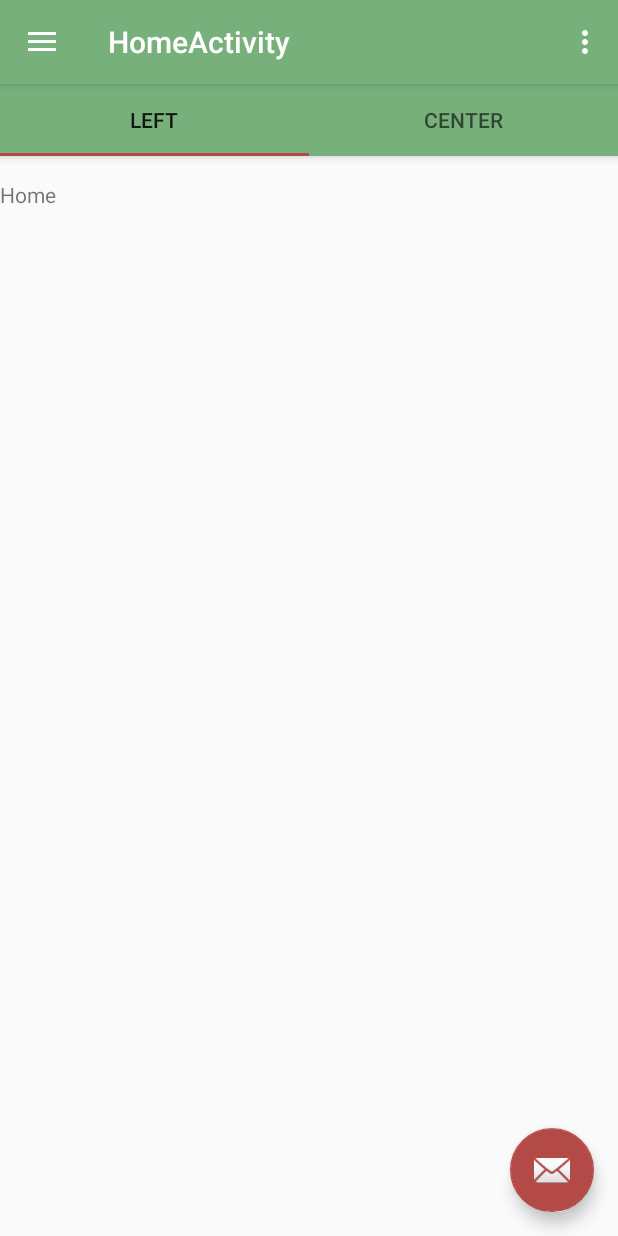
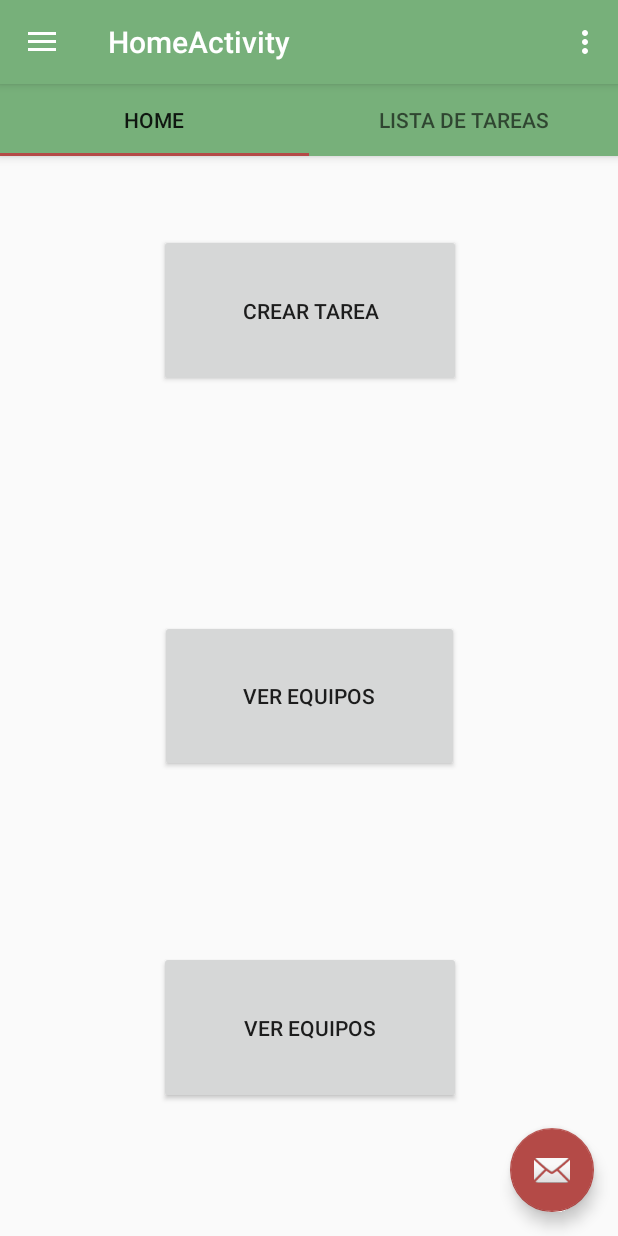
Before and after one commit to plaroser/Gestor-de-Tareas, an Android app: the screen it shows after launch (HomeActivity), on a phone screen of 412 x 824 dp. Run offline under Robolectric (Android 15) with nearby library versions, the phone set to English and light mode, and no system bars.

Commit message:
Fragment home terminado

```diff
--- a/GestionTareas/app/src/main/res/layout/content_home.xml
+++ b/GestionTareas/app/src/main/res/layout/content_home.xml
@@ -21,12 +21,12 @@
             <android.support.design.widget.TabItem
                 android:layout_width="wrap_content"
                 android:layout_height="wrap_content"
-                android:text="Left" />
+                android:text="@string/home" />
 
             <android.support.design.widget.TabItem
                 android:layout_width="wrap_content"
                 android:layout_height="wrap_content"
-                android:text="Center" />
+                android:text="@string/lista_tareas" />
 
 
         </android.support.design.widget.TabLayout>
--- a/GestionTareas/app/src/main/res/layout/fragment_home.xml
+++ b/GestionTareas/app/src/main/res/layout/fragment_home.xml
@@ -5,15 +5,50 @@
     android:layout_width="match_parent"
     android:layout_height="match_parent">
 
-    <TextView
-        android:id="@+id/section_label"
-        android:layout_width="wrap_content"
-        android:layout_height="wrap_content"
-        android:layout_marginTop="@dimen/activity_vertical_margin"
-        android:text="Home"
-        app:layout_constraintLeft_toLeftOf="parent"
-        app:layout_constraintTop_toTopOf="@+id/constraintLayout"
-        tools:layout_constraintLeft_creator="1"
-        tools:layout_constraintTop_creator="1" />
+    <Button
+        android:id="@+id/btnCrearTarea"
+        android:layout_width="201dp"
+        android:layout_height="102dp"
+        android:layout_marginBottom="8dp"
+        android:layout_marginEnd="8dp"
+        android:layout_marginStart="8dp"
+        android:layout_marginTop="8dp"
+        android:text="@string/crear_tarea"
+        app:layout_constraintBottom_toBottomOf="parent"
+        app:layout_constraintEnd_toEndOf="parent"
+        app:layout_constraintHorizontal_bias="0.502"
+        app:layout_constraintStart_toStartOf="parent"
+        app:layout_constraintTop_toTopOf="parent"
+        app:layout_constraintVertical_bias="0.073" />
 
+    <Button
+        android:id="@+id/btnVerTareas"
+        android:layout_width="201dp"
+        android:layout_height="102dp"
+        android:layout_marginBottom="8dp"
+        android:layout_marginEnd="8dp"
+        android:layout_marginStart="8dp"
+        android:layout_marginTop="8dp"
+        android:text="@string/ver_equipos"
+        app:layout_constraintBottom_toBottomOf="parent"
+        app:layout_constraintEnd_toEndOf="parent"
+        app:layout_constraintHorizontal_bias="0.502"
+        app:layout_constraintStart_toStartOf="parent"
+        app:layout_constraintTop_toTopOf="parent"
+        app:layout_constraintVertical_bias="0.867" />
+
+    <Button
+        android:id="@+id/btnVerEquipos"
+        android:layout_width="199dp"
+        android:layout_height="101dp"
+        android:layout_marginBottom="8dp"
+        android:layout_marginEnd="8dp"
+        android:layout_marginStart="8dp"
+        android:layout_marginTop="8dp"
+        android:text="@string/ver_equipos"
+        app:layout_constraintBottom_toBottomOf="parent"
+        app:layout_constraintEnd_toEndOf="parent"
+        app:layout_constraintHorizontal_bias="0.502"
+        app:layout_constraintStart_toStartOf="parent"
+        app:layout_constraintTop_toTopOf="parent" />
 </android.support.constraint.ConstraintLayout>
--- a/GestionTareas/app/src/main/res/values/strings.xml
+++ b/GestionTareas/app/src/main/res/values/strings.xml
@@ -42,4 +42,9 @@
 
     <string name="navigation_drawer_open">Open navigation drawer</string>
     <string name="navigation_drawer_close">Close navigation drawer</string>
+    <string name="home">Home</string>
+    <string name="lista_tareas">Lista de tareas</string>
+    <string name="crear_tarea">Crear tarea</string>
+    <string name="ver_equipos">Ver equipos</string>
+    <string name="ver_tareas">Ver tareas</string>
 </resources>
```
